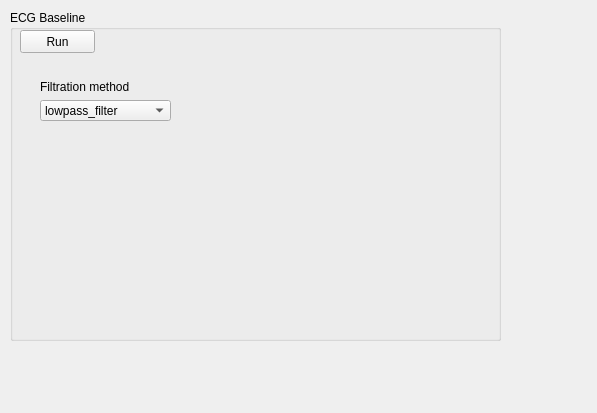
Qt form EcgApplicationCore/View/ecgbaseline_gui.ui (KuleszIB/EcgAppCore) before a commit.
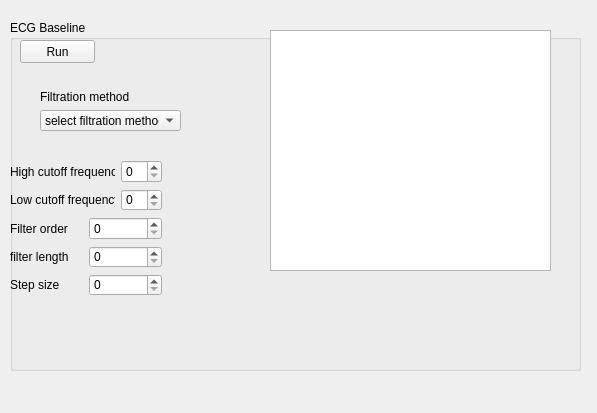
The same form after that commit.

What changed in the file:
```diff
--- a/EcgApplicationCore/View/ecgbaseline_gui.ui
+++ b/EcgApplicationCore/View/ecgbaseline_gui.ui
@@ -17,9 +17,9 @@
    <property name="geometry">
     <rect>
      <x>10</x>
-     <y>10</y>
-     <width>491</width>
-     <height>331</height>
+     <y>20</y>
+     <width>571</width>
+     <height>351</height>
     </rect>
    </property>
    <property name="title">
@@ -43,7 +43,7 @@
      <rect>
       <x>30</x>
       <y>70</y>
-      <width>131</width>
+      <width>141</width>
       <height>41</height>
      </rect>
     </property>
@@ -56,7 +56,12 @@
       </widget>
      </item>
      <item>
-      <widget class="QComboBox" name="comboBox">
+      <widget class="QComboBox" name="comboBox_filter">
+       <item>
+        <property name="text">
+         <string>select filtration method</string>
+        </property>
+       </item>
        <item>
         <property name="text">
          <string>lowpass_filter</string>
@@ -101,6 +106,98 @@
      </item>
     </layout>
    </widget>
+   <widget class="QPlainTextEdit" name="plainTextEdit">
+    <property name="geometry">
+     <rect>
+      <x>260</x>
+      <y>10</y>
+      <width>281</width>
+      <height>241</height>
+     </rect>
+    </property>
+   </widget>
+   <widget class="QWidget" name="layoutWidget">
+    <property name="geometry">
+     <rect>
+      <x>0</x>
+      <y>140</y>
+      <width>152</width>
+      <height>136</height>
+     </rect>
+    </property>
+    <layout class="QVBoxLayout" name="verticalLayout_2">
+     <item>
+      <layout class="QHBoxLayout" name="loHighFreq">
+       <item>
+        <widget class="QLabel" name="label_highFreq">
+         <property name="text">
+          <string>High cutoff frequency</string>
+         </property>
+        </widget>
+       </item>
+       <item>
+        <widget class="QSpinBox" name="spinBox_highFreq"/>
+       </item>
+      </layout>
+     </item>
+     <item>
+      <layout class="QHBoxLayout" name="hloLowFreq">
+       <item>
+        <widget class="QLabel" name="label_lowFreq">
+         <property name="text">
+          <string>Low cutoff frequency</string>
+         </property>
+        </widget>
+       </item>
+       <item>
+        <widget class="QSpinBox" name="spinBox_lowFreq"/>
+       </item>
+      </layout>
+     </item>
+     <item>
+      <layout class="QHBoxLayout" name="loFilterOrder">
+       <item>
+        <widget class="QLabel" name="label_filOrder">
+         <property name="text">
+          <string>Filter order</string>
+         </property>
+        </widget>
+       </item>
+       <item>
+        <widget class="QSpinBox" name="spinBox_filOrder"/>
+       </item>
+      </layout>
+     </item>
+     <item>
+      <layout class="QHBoxLayout" name="loFilterLength">
+       <item>
+        <widget class="QLabel" name="label_filLenght">
+         <property name="text">
+          <string>filter length</string>
+         </property>
+        </widget>
+       </item>
+       <item>
+        <widget class="QSpinBox" name="spinBox_filLength"/>
+       </item>
+      </layout>
+     </item>
+     <item>
+      <layout class="QHBoxLayout" name="loStepSize">
+       <item>
+        <widget class="QLabel" name="label_stepSize">
+         <property name="text">
+          <string>Step size</string>
+         </property>
+        </widget>
+       </item>
+       <item>
+        <widget class="QSpinBox" name="spinBox_stepSize"/>
+       </item>
+      </layout>
+     </item>
+    </layout>
+   </widget>
   </widget>
  </widget>
  <resources/>
```
